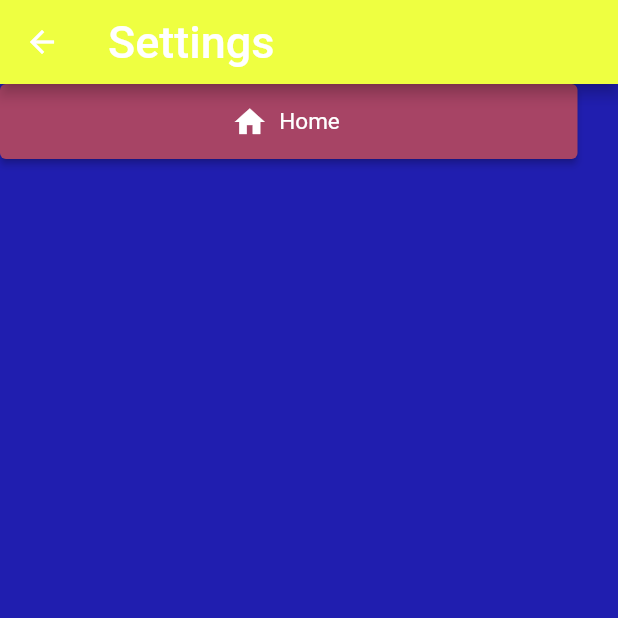
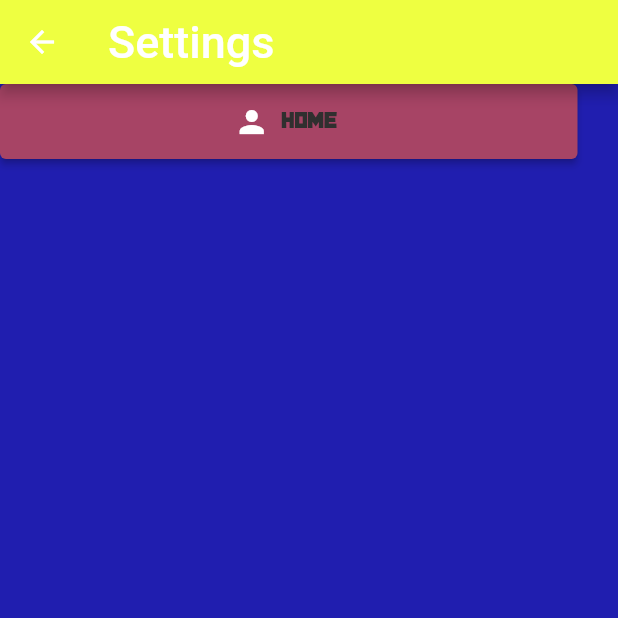
Before and after one commit to Bad-ri/X-O_Game, a Flutter app: the screen it shows after launch, after a tap on "Settings", on a phone screen of 412 x 824 dp, the top half of it. Run offline on Flutter 3.47's test engine with Material 2 defaults, Android fonts, the phone set to English and light mode, and no system bars.

Commit message:
.
class button

```diff
--- a/lib/screens/home.dart
+++ b/lib/screens/home.dart
@@ -1,7 +1,6 @@
+// ignore_for_file: prefer_const_constructors
 import 'package:flutter/material.dart';
-import 'package:xo/screens/multi_player.dart';
-import 'package:xo/screens/settings.dart';
-import 'package:xo/screens/single_player.dart';
+import 'package:xo/widget/button.dart';
 
 class Home extends StatefulWidget {
   const Home({super.key});
@@ -15,14 +14,6 @@ class _Home extends State<Home> {
   Widget build(BuildContext context) {
     return Scaffold(
       backgroundColor: Color.fromARGB(100, 240, 139, 124),
-      appBar: AppBar(
-        title: Text(
-          "Welcome",
-          textAlign: TextAlign.center,
-          style: TextStyle(fontSize: 30),
-        ),
-        backgroundColor: Colors.lime,
-      ),
       body: Column(
         children: [
           Row(
@@ -42,25 +33,13 @@ class _Home extends State<Home> {
           ),
           Row(
             children: [
-              Container(
+              button(
                 width: 385,
-                height: 50,
-                child: ElevatedButton.icon(
-                  onPressed: () => Navigator.push(
-                    context,
-                    MaterialPageRoute(builder: (context) => const Single()),
-                  ),
-                  label: const Text('Single Player'),
-                  icon: const Icon(Icons.person),
-                  style: ElevatedButton.styleFrom(
-                    backgroundColor: Color.fromARGB(255, 167, 68, 101),
-                    textStyle: TextStyle(
-                      color: Colors.white,
-                      fontSize: 15,
-                    ),
-                  ),
-                ),
-              ),
+                hight: 50,
+                color: Color.fromARGB(255, 167, 68, 101),
+                icon: Icon(Icons.person),
+                name: "Single Player",
+              )
             ],
           ),
           SizedBox(
@@ -68,25 +47,13 @@ class _Home extends State<Home> {
           ),
           Row(
             children: [
-              Container(
+              button(
                 width: 385,
-                height: 50,
-                child: ElevatedButton.icon(
-                  onPressed: () => Navigator.push(
-                    context,
-                    MaterialPageRoute(builder: (context) => const Multi()),
-                  ),
-                  label: const Text('Multiplayer'),
-                  icon: const Icon(Icons.people),
-                  style: ElevatedButton.styleFrom(
-                    backgroundColor: Color.fromARGB(255, 167, 68, 101),
-                    textStyle: TextStyle(
-                      color: Colors.white,
-                      fontSize: 15,
-                    ),
-                  ),
-                ),
-              ),
+                hight: 50,
+                color: Color.fromARGB(255, 167, 68, 101),
+                icon: Icon(Icons.people),
+                name: "MultiPlayer",
+              )
             ],
           ),
           SizedBox(
@@ -94,25 +61,13 @@ class _Home extends State<Home> {
           ),
           Row(
             children: [
-              Container(
+              button(
                 width: 385,
-                height: 50,
-                child: ElevatedButton.icon(
-                  onPressed: () => Navigator.push(
-                    context,
-                    MaterialPageRoute(builder: (context) => const Settings()),
-                  ),
-                  label: Text('Settings'),
-                  icon: Icon(Icons.settings),
-                  style: ElevatedButton.styleFrom(
-                    backgroundColor: Color.fromARGB(255, 167, 68, 101),
-                    textStyle: TextStyle(
-                      color: Colors.white,
-                      fontSize: 15,
-                    ),
-                  ),
-                ),
-              ),
+                hight: 50,
+                color: Color.fromARGB(255, 167, 68, 101),
+                icon: Icon(Icons.settings),
+                name: "Settings",
+              )
             ],
           ),
         ],
--- a/lib/screens/settings.dart
+++ b/lib/screens/settings.dart
@@ -1,6 +1,7 @@
+// ignore_for_file: prefer_const_constructors
+
 import 'package:flutter/material.dart';
-import 'package:flutter/src/widgets/container.dart';
-import 'package:flutter/src/widgets/framework.dart';
+import '../widget/button.dart';
 
 class Settings extends StatefulWidget {
   const Settings({super.key});
@@ -13,27 +14,17 @@ class _SettingsState extends State<Settings> {
   @override
   Widget build(BuildContext context) {
     return Scaffold(
-      appBar: AppBar(
-        title: Text("Settings", style: TextStyle(fontSize: 30)),
-        backgroundColor: Colors.limeAccent,
-      ),
-      backgroundColor: Color.fromRGBO(32, 30, 175, 1),
-      body: Container(
-        width: 385,
-        height: 50,
-        child: ElevatedButton.icon(
-          onPressed: () => Navigator.pop(context),
-          label: Text('Home'),
-          icon: Icon(Icons.home),
-          style: ElevatedButton.styleFrom(
-            backgroundColor: Color.fromARGB(255, 167, 68, 101),
-            textStyle: TextStyle(
-              color: Colors.white,
-              fontSize: 15,
-            ),
-          ),
+        appBar: AppBar(
+          title: Text("Settings", style: TextStyle(fontSize: 30)),
+          backgroundColor: Colors.limeAccent,
         ),
-      ),
-    );
+        backgroundColor: Color.fromRGBO(32, 30, 175, 1),
+        body: button(
+          width: 385,
+          hight: 50,
+          color: Color.fromARGB(255, 167, 68, 101),
+          icon: Icon(Icons.person),
+          name: "Home",
+        ));
   }
 }
--- a/lib/screens/splash_screen.dart
+++ b/lib/screens/splash_screen.dart
@@ -1,3 +1,5 @@
+// ignore_for_file: prefer_const_literals_to_create_immutables, prefer_const_constructors
+
 import 'dart:async';
 import 'package:flutter/material.dart';
 import 'package:xo/screens/home.dart';
@@ -33,9 +35,12 @@ class _splash extends State<splash> {
             ),
             Row(
               children: [
+                SizedBox(
+                  height: 20,
+                ),
                 Text(
                   "Loading...",
-                  style: TextStyle(fontSize: 20),
+                  style: TextStyle(fontSize: 20, fontFamily: "Magic1"),
                 ),
               ],
             ),
--- /dev/null
+++ b/lib/widget/button.dart
@@ -0,0 +1,61 @@
+import 'package:flutter/material.dart';
+import 'package:xo/screens/multi_player.dart';
+import 'package:xo/screens/settings.dart';
+import 'package:xo/screens/single_player.dart';
+
+class button extends StatelessWidget {
+  double width;
+  double hight;
+  String name;
+  Color color;
+  Icon icon;
+  button({
+    required this.width,
+    required this.hight,
+    required this.color,
+    required this.icon,
+    required this.name,
+  });
+
+  @override
+  Widget build(BuildContext context) {
+    return Container(
+      width: width,
+      height: hight,
+      child: ElevatedButton.icon(
+        icon: icon,
+        label: Text(name,
+            style: TextStyle(
+                fontSize: 15,
+                fontFamily: "Magic1",
+                color: Color.fromARGB(255, 48, 47, 47))),
+        style: ElevatedButton.styleFrom(
+          backgroundColor: color,
+        ),
+        onPressed: () {
+          if (name == "Single Player") {
+            Navigator.push(
+              context,
+              MaterialPageRoute(builder: (context) => const Single()),
+            );
+          }
+          if (name == "MultiPlayer") {
+            Navigator.push(
+              context,
+              MaterialPageRoute(builder: (context) => const Multi()),
+            );
+          }
+          if (name == "Settings") {
+            Navigator.push(
+              context,
+              MaterialPageRoute(builder: (context) => const Settings()),
+            );
+          }
+          if (name == "Home") {
+            Navigator.pop(context);
+          }
+        },
+      ),
+    );
+  }
+}
```
Also changed, not shown: lib/screens/multi_player.dart (+13 -21 lines), lib/screens/single_player.dart (+67 -16 lines), pubspec.yaml (+5 -6 lines), fonts/Magic1.ttf (added), lib/function/functionality.dart (added).
